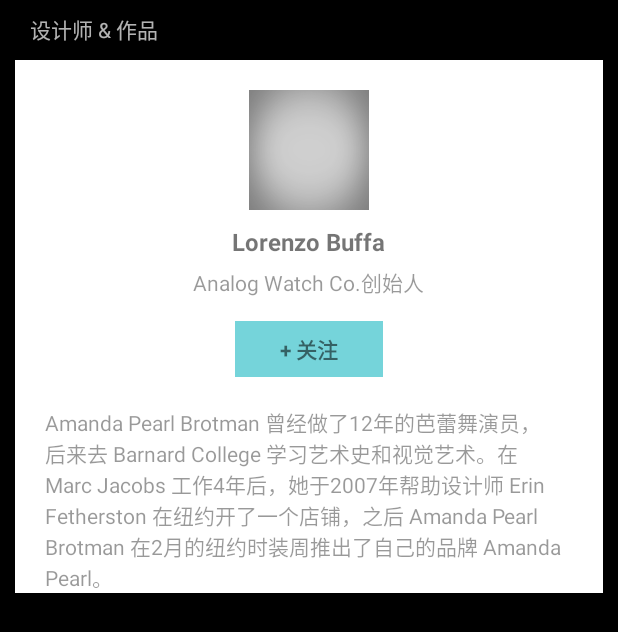
After one commit to yiyehetu/TestZuiMei, an Android app: the layout item_designer_comment.xml on its own in the app's theme, with its tools: preview values and no code run, on a phone screen of 412 x 824 dp. The commit adds this screen. Shown: the top 632 px of the screen. Run offline under Robolectric (Android 15) with nearby library versions, the phone set to English and light mode, and no system bars.

Commit message:
更新BildContentActivity设计师Item

```diff
--- /dev/null
+++ b/app/src/main/res/drawable/open_bild_text_selector.xml
@@ -0,0 +1,5 @@
+<?xml version="1.0" encoding="utf-8"?>
+<selector xmlns:android="http://schemas.android.com/apk/res/android">
+    <item android:state_selected="true" android:drawable="@drawable/icon_unfold"/>
+    <item android:state_selected="false" android:drawable="@drawable/icon_fold"/>
+</selector>
--- a/app/src/main/res/layout/activity_bild_content.xml
+++ b/app/src/main/res/layout/activity_bild_content.xml
@@ -34,6 +34,7 @@
                 android:layout_height="wrap_content"/>
 
             <include layout="@layout/item_share_bild"/>
+            <include layout="@layout/item_designer_comment"/>
 
         </LinearLayout>
 
--- /dev/null
+++ b/app/src/main/res/layout/item_designer_comment.xml
@@ -0,0 +1,92 @@
+<?xml version="1.0" encoding="utf-8"?>
+<LinearLayout xmlns:android="http://schemas.android.com/apk/res/android"
+              android:layout_width="match_parent"
+              android:layout_height="match_parent"
+              android:background="@android:color/black"
+              android:orientation="vertical">
+
+    <TextView
+        android:layout_width="wrap_content"
+        android:layout_height="30dp"
+        android:gravity="center|bottom"
+        android:paddingLeft="20dp"
+        android:paddingRight="20dp"
+        android:text="设计师 &amp; 作品"
+        android:textColor="@color/white_70_alpha"
+        android:textSize="14sp"/>
+
+    <LinearLayout
+        android:layout_width="match_parent"
+        android:layout_height="wrap_content"
+        android:layout_marginLeft="10dp"
+        android:layout_marginRight="10dp"
+        android:layout_marginTop="10dp"
+        android:background="@android:color/white"
+        android:gravity="center_horizontal"
+        android:orientation="vertical">
+
+        <ImageView
+            android:id="@+id/iv_designerAvatar"
+            android:layout_width="80dp"
+            android:layout_height="80dp"
+            android:layout_marginTop="20dp"
+            android:src="@drawable/rhombus_mask_in_square"/>
+
+        <TextView
+            android:gravity="center"
+            android:id="@+id/tv_designerName"
+            android:layout_width="wrap_content"
+            android:layout_height="wrap_content"
+            android:layout_marginTop="10dp"
+            android:text="Lorenzo Buffa"
+            android:textSize="16sp"
+            android:textStyle="bold"/>
+
+        <TextView
+            android:textColor="@color/black_40_alpha"
+            android:gravity="center"
+            android:layout_marginTop="5dp"
+            android:id="@+id/tv_designerLabel"
+            android:layout_width="wrap_content"
+            android:layout_height="wrap_content"
+            android:text="Analog Watch Co.创始人"
+            android:textSize="14sp"/>
+
+        <TextView
+            android:gravity="center"
+            android:textSize="14sp"
+            android:textStyle="bold"
+            android:text="+ 关注"
+            android:background="@drawable/focus_item_rect"
+            android:layout_marginTop="15dp"
+            android:paddingTop="8dp"
+            android:paddingBottom="8dp"
+            android:paddingLeft="30dp"
+            android:paddingRight="30dp"
+            android:layout_width="wrap_content"
+            android:layout_height="wrap_content"/>
+
+        <TextView
+            android:id="@+id/tv_description"
+            android:textSize="14sp"
+            android:textColor="@color/black_40_alpha"
+            android:layout_marginTop="20dp"
+            android:layout_marginLeft="20dp"
+            android:layout_marginRight="20dp"
+            android:text="Amanda Pearl Brotman 曾经做了12年的芭蕾舞演员，后来去 Barnard College 学习艺术史和视觉艺术。在 Marc Jacobs 工作4年后，她于2007年帮助设计师 Erin Fetherston 在纽约开了一个店铺，之后 Amanda Pearl Brotman 在2月的纽约时装周推出了自己的品牌 Amanda Pearl。"
+            android:layout_width="match_parent"
+            android:layout_height="wrap_content"/>
+
+        <ViewStub
+            android:id="@+id/vs_open"
+            android:inflatedId="@+id/vs_open_inflated"
+            android:layout="@layout/item_open_text"
+            android:layout_marginTop="10dp"
+            android:layout_marginLeft="20dp"
+            android:layout_marginRight="20dp"
+            android:layout_width="match_parent"
+            android:layout_height="wrap_content"/>
+
+    </LinearLayout>
+
+</LinearLayout>
```
Also changed, not shown: app/src/main/java/com/yph/beauty/ui/bild/BildContentActivity.java (+46 -0 lines), app/src/main/res/layout/item_open_text.xml (added, +10 -0 lines), app/src/main/res/drawable-xhdpi/icon_fold.png (added), app/src/main/res/drawable-xhdpi/icon_unfold.png (added).
